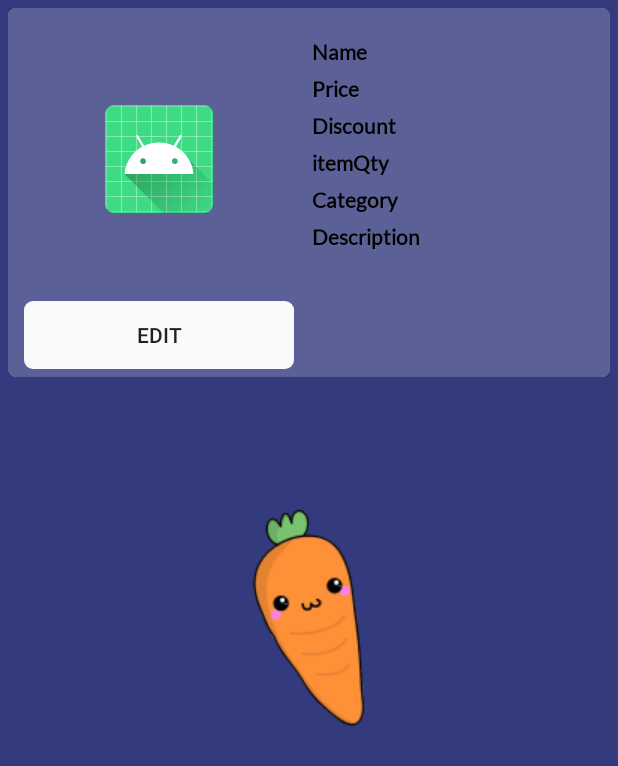
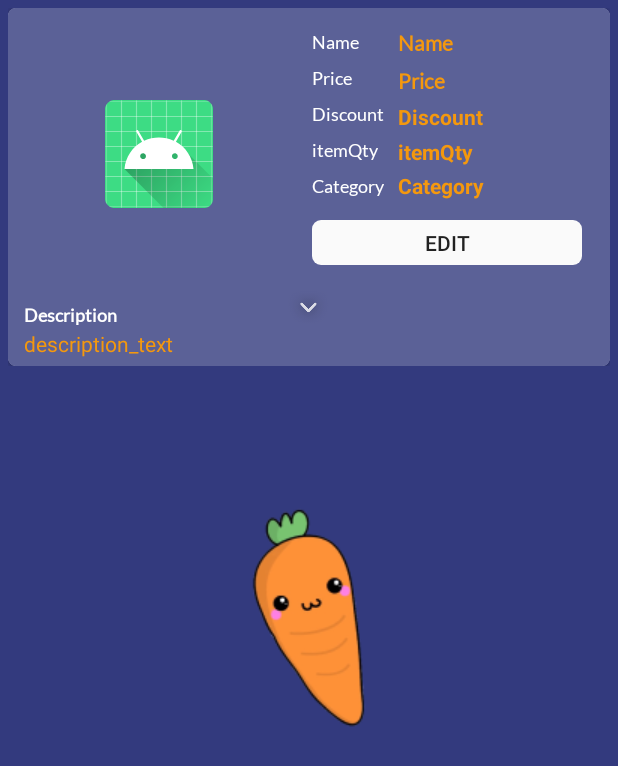
Before and after one commit to codetopper/SE, an Android app: the layout stafflist_display.xml on its own in the app's theme, with its tools: preview values and no code run, on a phone screen of 412 x 824 dp. Shown: the top 766 px of the screen. Run offline under Robolectric (Android 15) with nearby library versions, the phone set to English and light mode, and no system bars; network calls fail; Roboto replaces fonts that are not available here.

Commit message:
shome listing

```diff
--- a/Karat/app/src/main/java/com/example/karat/Customer/CHome/StaggeredRecyclerViewAdapter.java
+++ b/Karat/app/src/main/java/com/example/karat/Customer/CHome/StaggeredRecyclerViewAdapter.java
@@ -119,7 +119,7 @@ public class StaggeredRecyclerViewAdapter extends RecyclerView.Adapter<Staggered
 
         holder.name.setText(mNames.get(position));
 
-        holder.price.setText(mPrice.get(position)+"");
+        holder.price.setText("$ "+mPrice.get(position)+"");
 
         holder.quantity.setText(mQty.get(position)+"");
 
@@ -127,7 +127,7 @@ public class StaggeredRecyclerViewAdapter extends RecyclerView.Adapter<Staggered
 
         holder.description.setText(mDescription.get(position));
 
-        holder.discount.setText(mDiscount.get(position)+"");
+        holder.discount.setText(mDiscount.get(position)+" %");
 
         holder.image.setOnClickListener(new View.OnClickListener(){
             @Override
@@ -247,9 +247,7 @@ public class StaggeredRecyclerViewAdapter extends RecyclerView.Adapter<Staggered
 
         public Viewholder(View itemView) {
             super(itemView);
-            this.price = itemView.findViewById(R.id.price_widget);
             this.image = itemView.findViewById(R.id.imageview_widget);
-            this.name = itemView.findViewById(R.id.name_widget);
             this.addtoCart = itemView.findViewById(R.id.addtoCart);
             desc = itemView.findViewById(R.id.textView19);
             descTxt = itemView.findViewById(R.id.description_text);
@@ -257,6 +255,8 @@ public class StaggeredRecyclerViewAdapter extends RecyclerView.Adapter<Staggered
             this.homequantity = itemView.findViewById(R.id.homequantity);
             this.plus = itemView.findViewById(R.id.plus2);
             this.minus = itemView.findViewById(R.id.minus2);
+            this.name = itemView.findViewById(R.id.name_widget);
+            this.price = itemView.findViewById(R.id.price_widget);
             this.category = itemView.findViewById(R.id.category_widget);
             this.description = itemView.findViewById(R.id.description_text);
             this.discount = itemView.findViewById(R.id.disc_widget);
--- a/Karat/app/src/main/java/com/example/karat/Staff/SHome/staffListingAdapter.java
+++ b/Karat/app/src/main/java/com/example/karat/Staff/SHome/staffListingAdapter.java
@@ -58,12 +58,12 @@ public class staffListingAdapter extends RecyclerView.Adapter<staffListingAdapte
         requestOptions.placeholder(R.drawable.ic_launcher_background);
         Glide.with(mContext).load(Listing.get(position).getImage_url()).apply(requestOptions).into(holder.image);
 
-        holder.name.setText("Name:\t"+Listing.get(position).getListingName());
-        holder.itemQty.setText("Qty:\t"+Listing.get(position).getListingQuantity());
-        holder.category.setText("Category:\t"+Listing.get(position).getListingCategory());
-        holder.discount.setText("Discount %:\t"+Listing.get(position).getListingDiscount());
-        holder.description.setText("Description:\n"+Listing.get(position).getDescription());
-        holder.price.setText("Price $:\t"+Listing.get(position).getListingPrice());
+        holder.name.setText(Listing.get(position).getListingName());
+        holder.itemQty.setText(Listing.get(position).getListingQuantity() +"");
+        holder.category.setText(Listing.get(position).getListingCategory());
+        holder.discount.setText(Listing.get(position).getListingDiscount()+" %");
+        holder.description.setText(Listing.get(position).getDescription());
+        holder.price.setText("$ "+Listing.get(position).getListingPrice());
 
         holder.image.setOnClickListener(new View.OnClickListener(){
             @Override
@@ -94,13 +94,14 @@ public class staffListingAdapter extends RecyclerView.Adapter<staffListingAdapte
         public Viewholder(View itemView) {
             super(itemView);
             image = itemView.findViewById(R.id.imageview_widget);
-            name = itemView.findViewById(R.id.name_widget);
-            itemQty = itemView.findViewById(R.id.itemQty);
             editBtn = itemView.findViewById(R.id.editBtn);
-            description = itemView.findViewById(R.id.description);
-            discount = itemView.findViewById(R.id.discount);
-            category = itemView.findViewById(R.id.category);
-            price = itemView.findViewById(R.id.price);
+            name = itemView.findViewById(R.id.name_read);
+            price = itemView.findViewById(R.id.price_widget);
+            itemQty = itemView.findViewById(R.id.qty_widget);
+            discount = itemView.findViewById(R.id.disc_widget);
+            category = itemView.findViewById(R.id.category_widget);
+            description = itemView.findViewById(R.id.description_text);
+
         }
     }
 }
--- a/Karat/app/src/main/res/layout/search_display.xml
+++ b/Karat/app/src/main/res/layout/search_display.xml
@@ -38,7 +38,9 @@
                 android:text="-"
                 android:textStyle="bold"
                 app:layout_constraintStart_toStartOf="parent"
-                app:layout_constraintTop_toBottomOf="@+id/imageview_widget" />
+                app:layout_constraintTop_toBottomOf="@+id/imageview_widget"
+                android:layout_marginLeft="12dp"
+                android:layout_toRightOf="@+id/imageview_widget" />
 
             <ImageView
                 android:id="@+id/imageview_widget"
@@ -51,7 +53,9 @@
                 android:scaleType="center"
                 android:src="@mipmap/ic_launcher"
                 app:layout_constraintStart_toStartOf="parent"
-                app:layout_constraintTop_toTopOf="parent" />
+                app:layout_constraintTop_toTopOf="parent"
+                android:layout_alignParentLeft="true"
+                android:layout_marginLeft="5dp" />
 
             <TextView
                 android:id="@+id/name_widget"
@@ -219,8 +223,8 @@
                 android:layout_marginStart="5dp"
                 android:layout_marginTop="10dp"
                 android:fontFamily="@font/lato"
-                android:text="Description"
-                android:textColor="#FFFFFF" />
+                android:textColor="#FFFFFF"
+                android:text="Description" />
 
             <TextView
                 android:id="@+id/qty_widget"
--- a/Karat/app/src/main/res/layout/stafflist_display.xml
+++ b/Karat/app/src/main/res/layout/stafflist_display.xml
@@ -27,7 +27,7 @@
                 android:layout_alignParentTop="true"
                 android:layout_marginStart="5dp"
                 android:layout_marginLeft="5dp"
-                android:layout_marginTop="5dp"
+                android:layout_marginTop="2dp"
                 android:scaleType="center"
                 android:src="@mipmap/ic_launcher" />
 
@@ -38,27 +38,119 @@
                 android:layout_alignParentTop="true"
                 android:layout_marginStart="12dp"
                 android:layout_marginLeft="12dp"
-                android:layout_marginTop="15dp"
-                android:layout_toEndOf="@+id/editBtn"
-                android:layout_toRightOf="@+id/editBtn"
+                android:layout_marginTop="10dp"
+                android:layout_toEndOf="@+id/imageview_widget"
+                android:layout_toRightOf="@+id/imageview_widget"
+                android:text="Name"
                 android:fontFamily="@font/lato"
-                android:text="Name"
-                android:textColor="#000"
-                android:textStyle="bold" />
+                android:textColor="#FFFFFF"
+                android:textSize="12sp" />
 
             <Button
                 android:id="@+id/editBtn"
                 android:layout_width="180dp"
-                android:layout_height="45dp"
+                android:layout_height="30dp"
+                android:layout_below="@+id/category"
+                android:layout_marginStart="12dp"
+                android:layout_marginLeft="12dp"
+                android:layout_marginTop="15dp"
+                android:layout_toEndOf="@+id/imageview_widget"
+                android:layout_toRightOf="@+id/imageview_widget"
                 android:background="@drawable/rounded_button"
                 android:backgroundTint="#FAFAFA"
+                android:text="Edit" />
+
+            <TextView
+                android:id="@+id/name_read"
+                android:layout_width="wrap_content"
+                android:layout_height="wrap_content"
+                android:layout_alignParentTop="true"
+                android:layout_marginStart="69dp"
+                android:layout_marginLeft="69dp"
+                android:layout_marginTop="9dp"
+                android:layout_toEndOf="@+id/imageview_widget"
+                android:layout_toRightOf="@+id/imageview_widget"
+                android:fontFamily="@font/lato"
+                android:gravity="center"
+                android:text="Name"
+                android:textColor="#F4980E"
+                android:textStyle="bold"
+                app:layout_constraintStart_toEndOf="@+id/imageview_widget"
+                app:layout_constraintTop_toTopOf="parent" />
+
+            <TextView
+                android:id="@+id/price_widget"
+                android:layout_width="wrap_content"
+                android:layout_height="wrap_content"
+                android:layout_below="@+id/name_read"
+                android:layout_marginStart="69dp"
+                android:layout_marginLeft="69dp"
+                android:layout_marginTop="8dp"
+                android:layout_toEndOf="@+id/imageview_widget"
+                android:layout_toRightOf="@+id/imageview_widget"
+                android:fontFamily="@font/lato"
+                android:gravity="center"
+                android:text="Price"
+                android:textColor="#F4980E"
+                android:textStyle="bold"
+                app:layout_constraintStart_toEndOf="@+id/imageview_widget"
+                app:layout_constraintTop_toBottomOf="@+id/name_widget" />
+
+            <TextView
+                android:id="@+id/disc_widget"
+                android:layout_width="wrap_content"
+                android:layout_height="wrap_content"
+                android:layout_below="@+id/price_widget"
+                android:layout_marginStart="69dp"
+                android:layout_marginLeft="69dp"
+                android:layout_marginTop="5dp"
+                android:layout_toEndOf="@+id/imageview_widget"
+                android:layout_toRightOf="@+id/imageview_widget"
+                android:text="Discount"
+                android:textColor="#F4980E"
+                android:textStyle="bold" />
+
+            <TextView
+                android:id="@+id/qty_widget"
+                android:layout_width="wrap_content"
+                android:layout_height="wrap_content"
+                android:layout_below="@+id/disc_widget"
+                android:layout_marginStart="69dp"
+                android:layout_marginLeft="69dp"
+                android:layout_marginTop="4dp"
+                android:layout_toEndOf="@+id/imageview_widget"
+                android:layout_toRightOf="@+id/imageview_widget"
+                android:text="itemQty"
+                android:textColor="#F4980E"
+                android:textStyle="bold" />
+
+            <TextView
+                android:id="@+id/category_widget"
+                android:layout_width="wrap_content"
+                android:layout_height="wrap_content"
+                android:layout_below="@+id/qty_widget"
+                android:layout_marginStart="69dp"
+                android:layout_marginLeft="69dp"
+                android:layout_marginTop="3dp"
+                android:layout_toEndOf="@+id/imageview_widget"
+                android:layout_toRightOf="@+id/imageview_widget"
+                android:text="Category"
+                android:textColor="#F4980E"
+                android:textStyle="bold" />
+
+            <TextView
+                android:id="@+id/description_text"
+                android:layout_width="match_parent"
+                android:layout_height="wrap_content"
+                android:layout_below="@+id/description"
                 android:layout_alignParentStart="true"
                 android:layout_alignParentLeft="true"
-                android:layout_alignParentTop="true"
                 android:layout_marginStart="5dp"
                 android:layout_marginLeft="5dp"
-                android:layout_marginTop="190dp"
-                android:text="Edit" />
+                android:layout_marginTop="2dp"
+                android:maxLines="5"
+                android:text="description_text"
+                android:textColor="#F4980E" />
 
             <TextView
                 android:id="@+id/itemQty"
@@ -67,27 +159,28 @@
                 android:layout_below="@+id/discount"
                 android:layout_marginStart="12dp"
                 android:layout_marginLeft="12dp"
-                android:layout_marginTop="7dp"
-                android:layout_toEndOf="@+id/editBtn"
-                android:layout_toRightOf="@+id/editBtn"
+                android:layout_marginTop="9dp"
+                android:layout_toEndOf="@+id/imageview_widget"
+                android:layout_toRightOf="@+id/imageview_widget"
                 android:fontFamily="@font/lato"
                 android:text="itemQty"
-                android:textColor="#000"
-                android:textStyle="bold" />
+                android:textColor="#FFFFFF"
+                android:textSize="12sp"/>
 
             <TextView
                 android:id="@+id/description"
                 android:layout_width="wrap_content"
                 android:layout_height="wrap_content"
-                android:layout_below="@+id/category"
-                android:layout_marginStart="12dp"
-                android:layout_marginLeft="12dp"
-                android:layout_marginTop="7dp"
-                android:layout_toEndOf="@+id/editBtn"
-                android:layout_toRightOf="@+id/editBtn"
+                android:layout_below="@+id/imageview_widget"
+                android:layout_alignParentStart="true"
+                android:layout_alignParentLeft="true"
+                android:layout_marginStart="5dp"
+                android:layout_marginLeft="5dp"
+                android:layout_marginTop="10dp"
                 android:fontFamily="@font/lato"
                 android:text="Description"
-                android:textColor="#000"
+                android:textColor="#FFFFFF"
+                android:textSize="12sp"
                 android:textStyle="bold" />
 
             <TextView
@@ -97,13 +190,13 @@
                 android:layout_below="@+id/price"
                 android:layout_marginStart="12dp"
                 android:layout_marginLeft="12dp"
-                android:layout_marginTop="7dp"
-                android:layout_toEndOf="@+id/editBtn"
-                android:layout_toRightOf="@+id/editBtn"
+                android:layout_marginTop="9dp"
+                android:layout_toEndOf="@+id/imageview_widget"
+                android:layout_toRightOf="@+id/imageview_widget"
+                android:text="Discount"
                 android:fontFamily="@font/lato"
-                android:text="Discount"
-                android:textColor="#000"
-                android:textStyle="bold" />
+                android:textColor="#FFFFFF"
+                android:textSize="12sp"/>
 
             <TextView
                 android:id="@+id/category"
@@ -112,13 +205,13 @@
                 android:layout_below="@+id/itemQty"
                 android:layout_marginStart="12dp"
                 android:layout_marginLeft="12dp"
-                android:layout_marginTop="7dp"
-                android:layout_toEndOf="@+id/editBtn"
-                android:layout_toRightOf="@+id/editBtn"
+                android:layout_marginTop="9dp"
+                android:layout_toEndOf="@+id/imageview_widget"
+                android:layout_toRightOf="@+id/imageview_widget"
+                android:text="Category"
                 android:fontFamily="@font/lato"
-                android:text="Category"
-                android:textColor="#000"
-                android:textStyle="bold" />
+                android:textColor="#FFFFFF"
+                android:textSize="12sp"/>
 
             <TextView
                 android:id="@+id/price"
@@ -127,13 +220,21 @@
                 android:layout_below="@+id/name_widget"
                 android:layout_marginStart="12dp"
                 android:layout_marginLeft="12dp"
-                android:layout_marginTop="7dp"
-                android:layout_toEndOf="@+id/editBtn"
-                android:layout_toRightOf="@+id/editBtn"
+                android:layout_marginTop="9dp"
+                android:layout_toEndOf="@+id/imageview_widget"
+                android:layout_toRightOf="@+id/imageview_widget"
                 android:fontFamily="@font/lato"
                 android:text="Price"
-                android:textColor="#000"
-                android:textStyle="bold" />
+                android:textColor="#FFFFFF"
+                android:textSize="12sp"/>
+
+            <ImageView
+                android:id="@+id/imageView5"
+                android:layout_width="27dp"
+                android:layout_height="24dp"
+                android:layout_below="@id/imageview_widget"
+                android:layout_centerHorizontal="true"
+                app:srcCompat="@drawable/downarrow" />
         </RelativeLayout>
 
 
```
Also changed, not shown: Karat/app/src/main/res/drawable/downarrow.png (added).
